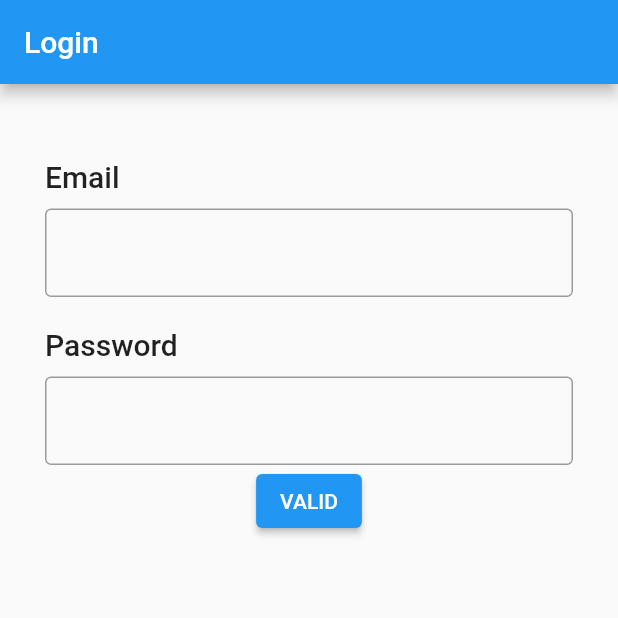
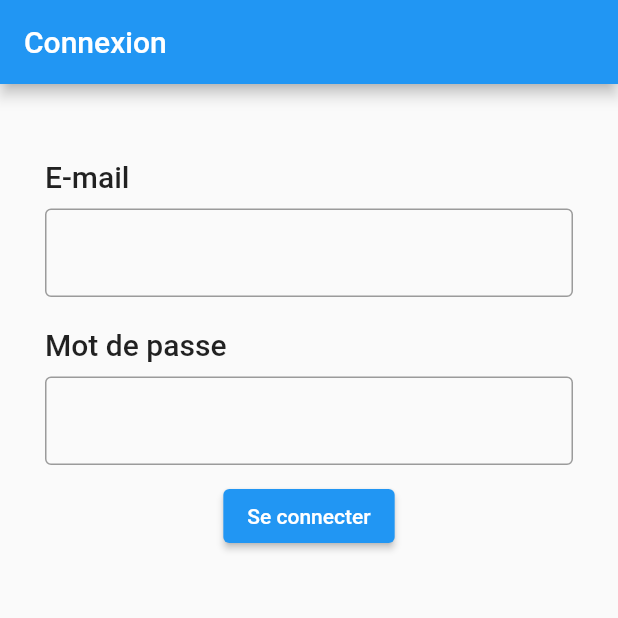
Before and after one commit to LeoPaulJulie/open-weather-map, a Flutter app: the screen it shows after launch, on a phone screen of 412 x 824 dp, the top half of it. Run offline on Flutter 3.47's test engine with Material 2 defaults, Android fonts, the phone set to English and light mode, and no system bars; our stand-ins replace auto_route, bloc, flutter_bloc, freezed_annotation, get_it, injectable and 1 more.

Commit message:
[Form] Add validator

```diff
--- a/lib/router/app_router_extensions.dart
+++ b/lib/router/app_router_extensions.dart
@@ -8,10 +8,10 @@ extension AppRouterExtensions on BuildContext {
       ..push(const LoginRoute());
   }
 
-  void goToHomePage() {
+  void goToHomePage(String title) {
     router
       ..popUntilRoot()
       ..removeLast()
-      ..push(HomeRoute());
+      ..push(HomeRoute(title: title));
   }
 }
--- a/lib/view/common/custom_text_field.dart
+++ b/lib/view/common/custom_text_field.dart
@@ -5,9 +5,15 @@ class CustomTextField extends StatelessWidget {
   const CustomTextField(
     this.label, {
     Key? key,
+    this.controller,
+    this.obscureText = false,
+    this.validator
   }) : super(key: key);
 
+  final bool obscureText;
   final String label;
+  final TextEditingController? controller;
+  final String? Function(String?)? validator;
 
   @override
   Widget build(BuildContext context) {
@@ -25,8 +31,13 @@ class CustomTextField extends StatelessWidget {
           const SizedBox(
             height: 10,
           ),
-          const TextField(
-            decoration: InputDecoration(
+          TextFormField(
+            autocorrect: false,
+            enableSuggestions: false,
+            controller: controller,
+            obscureText: obscureText,
+            validator: validator,
+            decoration: const InputDecoration(
               border: OutlineInputBorder(),
             ),
           ),
--- a/lib/view/cubit/login/login_cubit.dart
+++ b/lib/view/cubit/login/login_cubit.dart
@@ -17,10 +17,9 @@ class LoginCubit extends Cubit<LoginState> {
   LoginCubit(this.loginService, this.sharedPreferencesService)
       : super(const LoginState.initial());
 
-  Future<UserModel> loggin(String login, String password) {
-    final user = loginService.login(login, password);
-    sharedPreferencesService.setBool(SharedPreferencesService.loggedKey,
-        value: true);
+  Future<UserModel> loggin(String login, String password) async {
+    final user = await loginService.login(login, password);
+    sharedPreferencesService.setBool(SharedPreferencesService.loggedKey, value: true);
 
     return user;
   }
--- a/lib/view/page/login_page.dart
+++ b/lib/view/page/login_page.dart
@@ -9,7 +9,7 @@ import 'package:open_weather_map/view/cubit/login/login_cubit.dart';
 class LoginPage extends StatefulWidget implements AutoRouteWrapper {
   const LoginPage({Key? key}) : super(key: key);
 
-  final String title = "Login";
+  final String title = "Connexion";
 
   @override
   State<LoginPage> createState() => _LoginPageState();
@@ -26,6 +26,9 @@ class LoginPage extends StatefulWidget implements AutoRouteWrapper {
 
 class _LoginPageState extends State<LoginPage> {
   late final LoginCubit loginCubit;
+  final _formKey = GlobalKey<FormState>();
+  final TextEditingController emailController = TextEditingController();
+  final TextEditingController passwordController = TextEditingController();
 
   @override
   void initState() {
@@ -40,30 +43,79 @@ class _LoginPageState extends State<LoginPage> {
         title: Text(widget.title),
       ),
       body: Center(
+        child: Form(
+          key: _formKey,
+          autovalidateMode: AutovalidateMode.onUserInteraction,
           child: Column(
             mainAxisAlignment: MainAxisAlignment.start,
             children: <Widget>[
               const SizedBox(
                 height: 50,
               ),
-            const CustomTextField("Email"),
+              CustomTextField(
+                "E-mail",
+                controller: emailController,
+                validator: onEmailValidator,
+              ),
               const SizedBox(
                 height: 20,
               ),
-            const CustomTextField("Password"),
+              CustomTextField(
+                "Mot de passe",
+                obscureText: true,
+                controller: passwordController,
+                validator: onPasswordValidator,
+              ),
+              const SizedBox(
+                height: 10,
+              ),
               ElevatedButton(
                 onPressed: () => onClickButton(context),
-              child: const Text('VALID'),
+                child: const Text('Se connecter'),
               ),
             ],
+          ),
         ),
       ),
     );
   }
 
+  String? onEmailValidator(String? value) {
+    if (value == null || value.isEmpty) {
+      return "Merci de renseigner votre email.";
+    }
+    if (!RegExp(r'^[\w-\.]+@([\w-]+\.)+[\w-]{2,4}$').hasMatch(value)) {
+      return "Le format de l'email n'est pas valide.";
+    }
+    return null;
+  }
+
+  String? onPasswordValidator(String? value) {
+    if (value == null || value.isEmpty) {
+      return "Merci de renseigner votre mot de passe.";
+    }
+    if (value.length < 8) {
+      return "Le mot de passe doit contenir 8 minimum.";
+    }
+    return null;
+  }
+
   void onClickButton(BuildContext context) {
-    loginCubit.loggin("", "").then((user) {
-      context.goToHomePage();
+    if (_formKey.currentState?.validate() ?? false) {
+      loginCubit
+          .loggin(emailController.text, passwordController.text)
+          .then((user) {
+        context.goToHomePage("Bienvenue ${user.firstName}");
+
+        ScaffoldMessenger.of(context).showSnackBar(
+          const SnackBar(content: Text('Vous êtes connecté !')),
+        );
       });
+    } else {
+      ScaffoldMessenger.of(context).showSnackBar(
+        const SnackBar(
+            content: Text("Les informations n'ont pas été renseignées.")),
+      );
     }
   }
+}
```
Also changed, not shown: lib/view/page/home_page.dart (+32 -14 lines), lib/router/app_router.gr.dart, 1 other file. Lines whose indentation alone changed are shown as unchanged.
